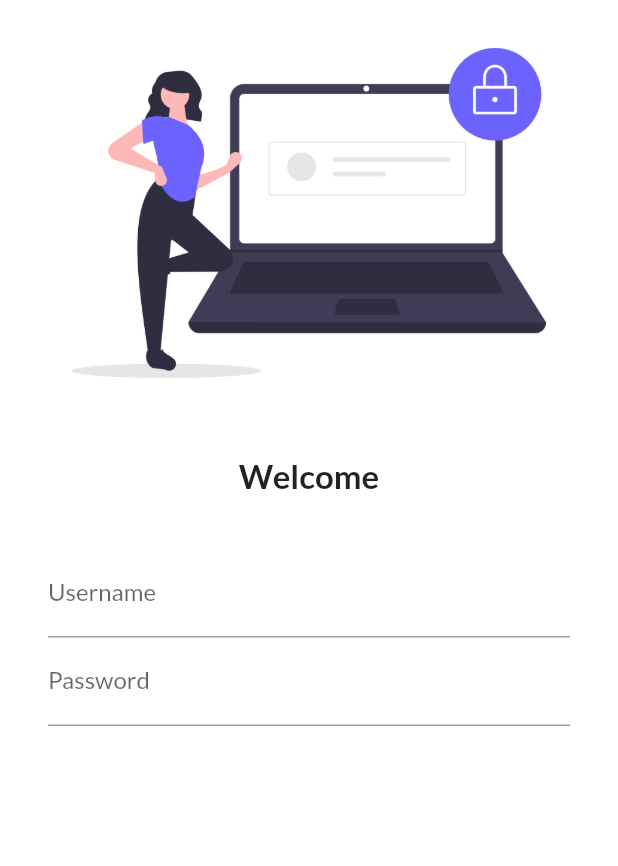
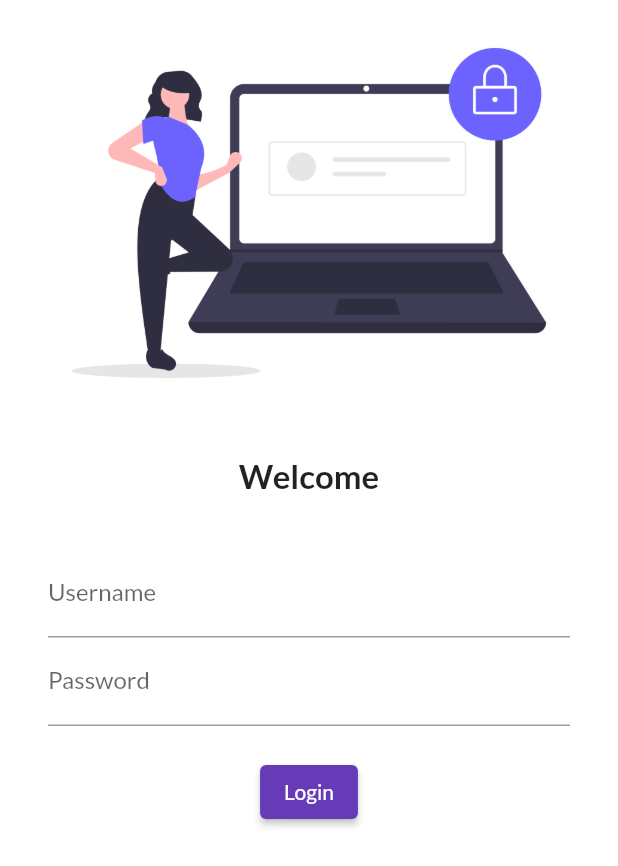
Before and after one commit to harshgupta455/LoginPage_Using_Flutter, a Flutter app: the screen it shows after launch, on a phone screen of 412 x 824 dp. Shown: the top 866 px of the screen. Run offline on Flutter 3.47's test engine with Material 2 defaults, Android fonts, the phone set to English and light mode, and no system bars; our stand-ins replace google_fonts.

Commit message:
Second Day

```diff
--- a/lib/pages/login_page.dart
+++ b/lib/pages/login_page.dart
@@ -36,8 +36,19 @@ class LoginPage extends StatelessWidget {
                         hintText: "Enter UserName", labelText: "Username"),
                   ),
                   TextFormField(
+                    obscureText: true,
                     decoration: InputDecoration(
                         hintText: "Enter password", labelText: "Password"),
+                  ),
+                  SizedBox(
+                    height: 20.0,
+                  ),
+                  ElevatedButton(
+                    style: TextButton.styleFrom(),
+                    onPressed: () {
+                      print("Hlw Krishna");
+                    },
+                    child: Text("Login"),
                   )
                 ],
               ),
```
